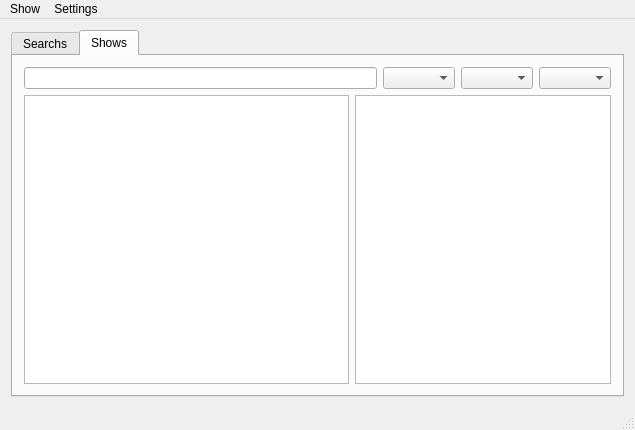
Before: the Qt Designer form mainwindow.ui in Guid75/betaseeker, drawn with Qt 5.
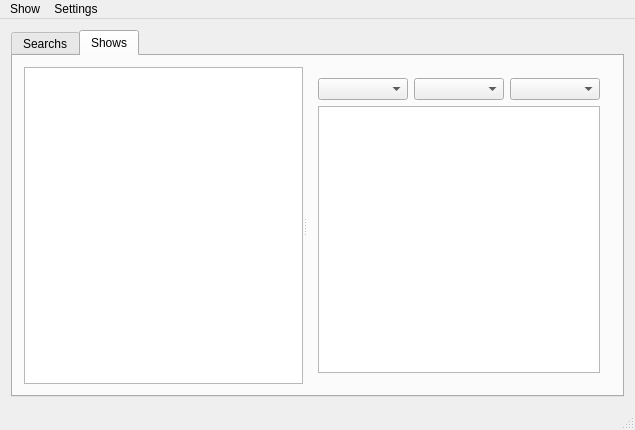
After: the same form once the commit is applied. The open tabs and pages were chosen to show the change.

Commit message: remove seeker and change some layout (minor)

```diff
--- a/mainwindow.ui
+++ b/mainwindow.ui
@@ -37,24 +37,44 @@
        <attribute name="title">
         <string>Shows</string>
        </attribute>
+       <layout class="QGridLayout" name="gridLayout_4">
+        <item row="0" column="0">
+         <widget class="QSplitter" name="splitter">
+          <property name="orientation">
+           <enum>Qt::Horizontal</enum>
+          </property>
+          <widget class="QListView" name="listViewShows">
+           <property name="sizePolicy">
+            <sizepolicy hsizetype="Fixed" vsizetype="Expanding">
+             <horstretch>0</horstretch>
+             <verstretch>0</verstretch>
+            </sizepolicy>
+           </property>
+          </widget>
+          <widget class="QWidget" name="">
        <layout class="QGridLayout" name="gridLayout_3">
-        <item row="0" column="0" colspan="2">
-         <widget class="QLineEdit" name="lineEditFilter"/>
-        </item>
-        <item row="0" column="2">
+            <item row="0" column="0">
          <widget class="QComboBox" name="comboBoxLang"/>
         </item>
-        <item row="0" column="3">
+            <item row="0" column="1">
          <widget class="QComboBox" name="comboBoxSeason"/>
         </item>
-        <item row="0" column="4">
+            <item row="0" column="2">
          <widget class="QComboBox" name="comboBoxEpisode"/>
         </item>
-        <item row="1" column="0">
-         <widget class="QListView" name="listViewShows"/>
-        </item>
-        <item row="1" column="1" colspan="4">
-         <widget class="QTreeView" name="treeViewSubtitles"/>
+            <item row="1" column="0" colspan="3">
+             <widget class="QTreeView" name="treeViewSubtitles">
+              <property name="sizePolicy">
+               <sizepolicy hsizetype="Expanding" vsizetype="Expanding">
+                <horstretch>1</horstretch>
+                <verstretch>0</verstretch>
+               </sizepolicy>
+              </property>
+             </widget>
+            </item>
+           </layout>
+          </widget>
+         </widget>
         </item>
        </layout>
       </widget>
```
Left out of the diff: 4 changed lines with no effect on the pictures. Lines whose indentation alone changed are shown as unchanged. The commit also changes 4 other files.
